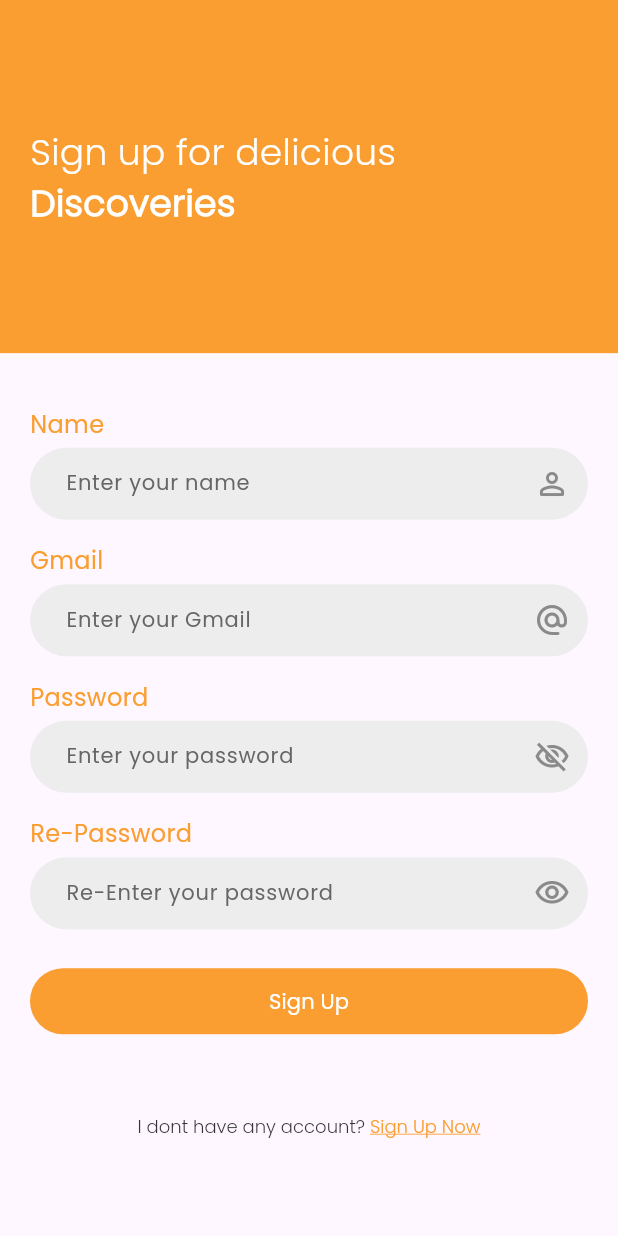
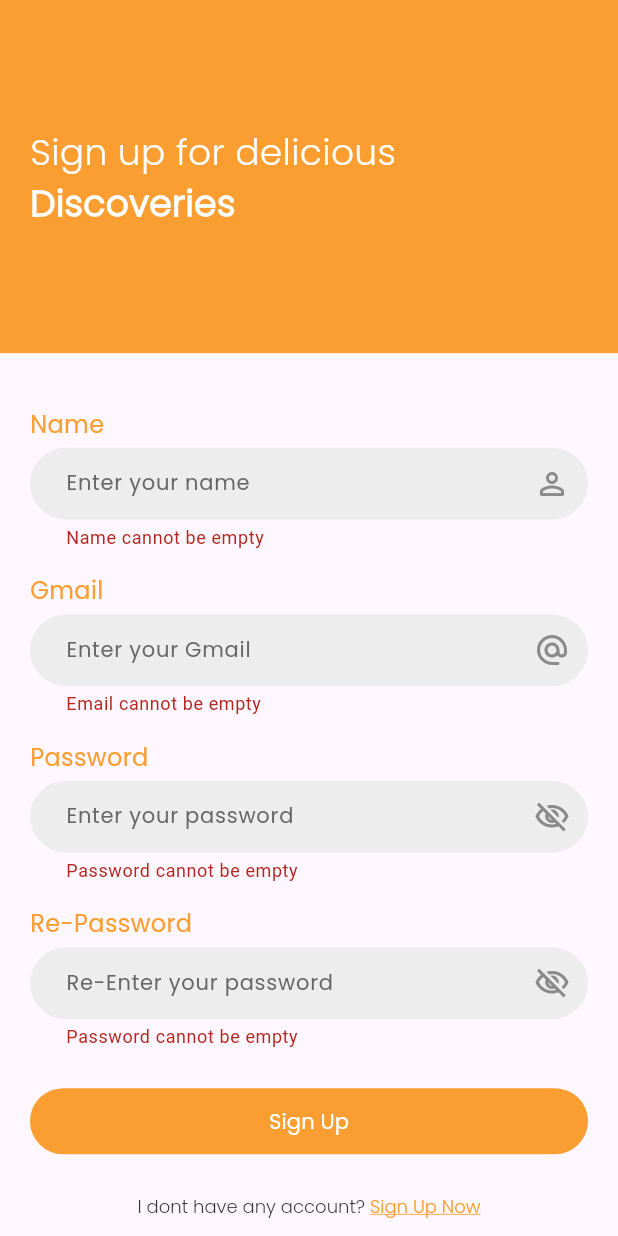
Before and after one commit to dbaudunova/CooksCorner, a Flutter app: the SignUp screen opened by its route, after a tap on "Sign Up", on a phone screen of 412 x 824 dp. Run offline on Flutter 3.47's test engine with Material 3 defaults, Android fonts, the phone set to English and light mode, and no system bars; our stand-ins replace cached_network_image, dio, flutter_bloc, flutter_svg; network calls fail.

Commit message:
fix: change validation in both sign in and sign up screens

```diff
--- a/lib/features/sign_in/presentation/bloc/sign_in_event.dart
+++ b/lib/features/sign_in/presentation/bloc/sign_in_event.dart
@@ -1,17 +1,3 @@
 part of 'sign_in_bloc.dart';
 
 abstract class SignInEvent {}
-
-class EmailChanged extends SignInEvent{
-  final String email;
-
-  EmailChanged(this.email);
-}
-
-class PasswordChanged extends SignInEvent{
-  final String password;
-
-  PasswordChanged(this.password);
-}
-
-class SignInSubmitted extends SignInEvent{}
--- a/lib/features/sign_in/presentation/bloc/sign_in_state.dart
+++ b/lib/features/sign_in/presentation/bloc/sign_in_state.dart
@@ -13,22 +13,3 @@ class SignInDone extends SignInState {}
 class SignInError extends SignInState {
   SignInError(DioException error) : super(error: error);
 }
-
-class ValidationState extends SignInState {
-  final String? email;
-  final String? password;
-  final bool isEmailValid;
-  final bool isPasswordValid;
-  final bool isFormValid;
-
-  ValidationState({
-    this.email,
-    this.password,
-    this.isEmailValid = true,
-    this.isPasswordValid = true,
-    this.isFormValid = false,
-    super.error,
-  });
-}
-
-class SignInValidationLoading extends ValidationState {}
--- a/lib/features/sign_in/presentation/widgets/text_field_style.dart
+++ b/lib/features/sign_in/presentation/widgets/text_field_style.dart
@@ -10,6 +10,8 @@ class TextFieldStyle extends StatelessWidget {
     this.obscureText,
     this.onChanged,
     this.errorText,
+    this.controller,
+    this.validator,
   });
 
   final String hint;
@@ -17,10 +19,14 @@ class TextFieldStyle extends StatelessWidget {
   final bool? obscureText;
   final void Function(String)? onChanged;
   final String? errorText;
+  final TextEditingController? controller;
+  final String? Function(String?)? validator;
 
   @override
   Widget build(BuildContext context) {
     return TextFormField(
+      validator: validator,
+      controller: controller,
       onChanged: onChanged,
       obscureText: obscureText ?? false,
       obscuringCharacter: '*',
--- a/lib/features/sign_up/presentation/pages/sign_up.dart
+++ b/lib/features/sign_up/presentation/pages/sign_up.dart
@@ -17,11 +17,36 @@ class SignUp extends StatefulWidget {
 }
 
 class _SignUpState extends State<SignUp> {
+  late bool _passwordVisible;
+  late bool _repeatPasswordVisible;
+  final _formKey = GlobalKey<FormState>();
+  final _nameController = TextEditingController();
+  final _emailController = TextEditingController();
+  final _passwordController = TextEditingController();
+  final _repeatPasswordController = TextEditingController();
+
+  @override
+  void initState() {
+    super.initState();
+    _passwordVisible = false;
+    _repeatPasswordVisible = false;
+  }
+
+  @override
+  void dispose() {
+    super.dispose();
+    _nameController.dispose();
+    _emailController.dispose();
+    _passwordController.dispose();
+    _repeatPasswordController.dispose();
+  }
+
   @override
   Widget build(BuildContext context) {
     return Scaffold(
       resizeToAvoidBottomInset: false,
-      body: Column(
+      body: SingleChildScrollView(
+        child: Column(
           children: [
             OrangeBoxStyle(
               height: MediaQuery.of(context).size.height / 3.5,
@@ -36,26 +61,33 @@ class _SignUpState extends State<SignUp> {
                 children: [
                   _buildHelperText(AppStrings.name),
                   const SizedBox(height: Dimens.d4),
+                  Form(
+                    key: _formKey,
+                    child: Column(
+                      crossAxisAlignment: CrossAxisAlignment.start,
+                      children: [
                         TextFieldStyle(
+                          validator: (value) {
+                            return _validateName(value);
+                          },
+                          controller: _nameController,
                           hint: AppStrings.enterName,
-                  icon: IconButton(
-                    onPressed: () {},
                           icon: Icon(
                             Icons.person_outline_rounded,
                             color: AppColors.iconFaded,
-                    ),
                           ),
                         ),
                         const SizedBox(height: Dimens.d16),
                         _buildHelperText(AppStrings.gmail),
                         const SizedBox(height: Dimens.d4),
                         TextFieldStyle(
-                  icon: IconButton(
-                    onPressed: () {},
+                          validator: (value) {
+                            return _validateEmail(value);
+                          },
+                          controller: _emailController,
                           icon: Icon(
                             Icons.alternate_email_rounded,
                             color: AppColors.iconFaded,
-                    ),
                           ),
                           hint: AppStrings.enterGmail,
                         ),
@@ -63,10 +95,17 @@ class _SignUpState extends State<SignUp> {
                         _buildHelperText(AppStrings.password),
                         const SizedBox(height: Dimens.d4),
                         TextFieldStyle(
+                          validator: (value) {
+                            return _validatePassword(value);
+                          },
+                          controller: _passwordController,
+                          obscureText: !_passwordVisible,
                           icon: IconButton(
-                    onPressed: () {},
+                            onPressed: () => setState(
+                              () => _passwordVisible = !_passwordVisible,
+                            ),
                             icon: Icon(
-                      Icons.visibility_off_outlined,
+                              _buildIcon(_passwordVisible),
                               color: AppColors.iconFaded,
                             ),
                           ),
@@ -76,20 +115,35 @@ class _SignUpState extends State<SignUp> {
                         _buildHelperText(AppStrings.rePassword),
                         const SizedBox(height: Dimens.d4),
                         TextFieldStyle(
+                          validator: (value) {
+                            return _validatePassword(value);
+                          },
+                          controller: _repeatPasswordController,
+                          obscureText: !_repeatPasswordVisible,
                           icon: IconButton(
-                    onPressed: () {},
+                            onPressed: () => setState(
+                              () => _repeatPasswordVisible =
+                                  !_repeatPasswordVisible,
+                            ),
                             icon: Icon(
-                      Icons.visibility_outlined,
+                              _buildIcon(_repeatPasswordVisible),
                               color: AppColors.iconFaded,
                             ),
                           ),
                           hint: AppStrings.reEnterPassword,
                         ),
+                      ],
+                    ),
+                  ),
                   const SizedBox(height: Dimens.d24),
                   SizedBox(
                     width: MediaQuery.of(context).size.width,
                     child: ElevatedButton(
-                    onPressed: () {},
+                      onPressed: () {
+                        if (_formKey.currentState!.validate()) {
+                          Navigator.pushNamed(context, AppRoutes.signIn);
+                        }
+                      },
                       child: Text(
                         AppStrings.signUp,
                         style: Styles.s14w400.copyWith(color: Colors.white),
@@ -99,7 +153,7 @@ class _SignUpState extends State<SignUp> {
                 ],
               ),
             ),
-          const Spacer(),
+            const SizedBox(height: Dimens.d24),
             NavigationText(
               recognizer: TapGestureRecognizer()
                 ..onTap = () {
@@ -109,10 +163,44 @@ class _SignUpState extends State<SignUp> {
             const SizedBox(height: Dimens.d64),
           ],
         ),
+      ),
     );
+  }
+
+  IconData _buildIcon(bool password) {
+    return password ? Icons.visibility_outlined : Icons.visibility_off_outlined;
   }
 
   Text _buildHelperText(String text) {
     return Text(text, style: Styles.s16w500);
   }
+
+  String? _validateName(String? value) {
+    if (value!.isEmpty) {
+      return 'Name cannot be empty';
     }
+    return null;
+  }
+
+  String? _validatePassword(String? value) {
+    var password = _passwordController.text;
+    var repeatPassword = _repeatPasswordController.text;
+    if (value!.isEmpty) {
+      return 'Password cannot be empty';
+    } else if (value.length < 8) {
+      return 'Password has to be at least 8 characters long';
+    } else if (value != password || value != repeatPassword) {
+      return 'Password mismatch';
+    }
+    return null;
+  }
+
+  String? _validateEmail(String? value) {
+    if (value!.isEmpty) {
+      return 'Email cannot be empty';
+    } else if (!RegExp(r'^[\w-\.]+@([\w-]+\.)+[\w-]{2,4}$').hasMatch(value)) {
+      return 'Invalid email';
+    }
+    return null;
+  }
+}
```
Also changed, not shown: lib/features/description/presentation/pages/description.dart (+17 -13 lines), lib/features/sign_in/presentation/bloc/sign_in_bloc.dart (+1 -65 lines), lib/features/sign_in/presentation/pages/sign_in.dart (+41 -42 lines). Lines whose indentation alone changed are shown as unchanged.
